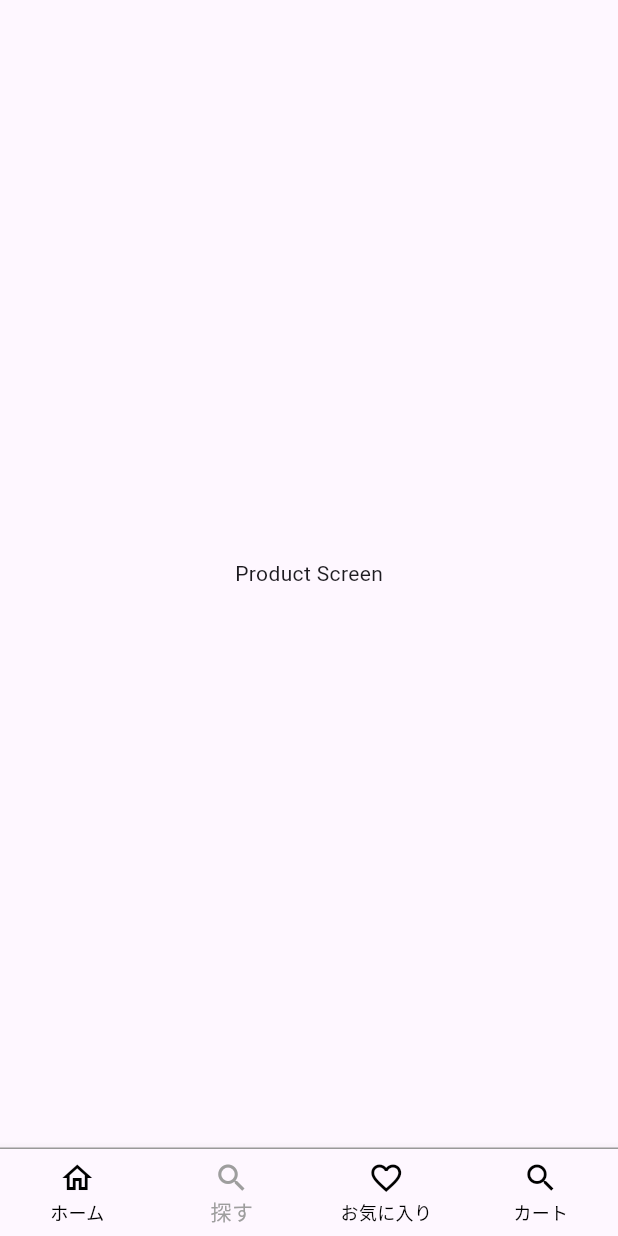
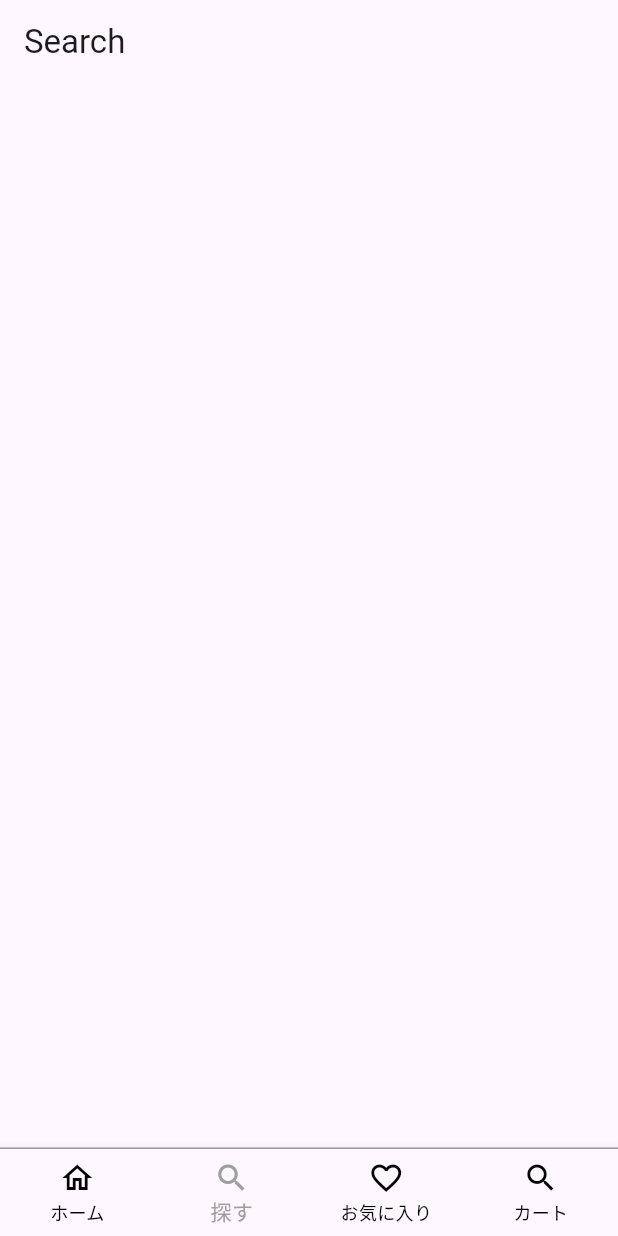
Before and after one commit to yukimiyake0607/shopping_provider, a Flutter app: the screen it shows after launch, item 2 of the bottom bar chosen, on a phone screen of 412 x 824 dp. Run offline on Flutter 3.47's test engine with Material 3 defaults, Android fonts, the phone set to English and light mode, and no system bars.

Commit message:
add: 各画面にAppBarを追加

```diff
--- a/lib/screens/cart_screen.dart
+++ b/lib/screens/cart_screen.dart
@@ -5,8 +5,10 @@ class CartScreen extends StatelessWidget {
 
   @override
   Widget build(BuildContext context) {
-    return Center(
-      child: Text('Cart Screen'),
+    return Scaffold(
+      appBar: AppBar(
+        title: const Text('カート'),
+      ),
     );
   }
 }
--- a/lib/screens/favorite_screen.dart
+++ b/lib/screens/favorite_screen.dart
@@ -5,8 +5,10 @@ class FavoriteScreen extends StatelessWidget {
 
   @override
   Widget build(BuildContext context) {
-    return Center(
-      child: Text('favorite'),
+    return Scaffold(
+      appBar: AppBar(
+        title: const Text('お気に入り'),
+      ),
     );
   }
 }
--- a/lib/screens/product_screen.dart
+++ b/lib/screens/product_screen.dart
@@ -5,8 +5,10 @@ class ProductScreen extends StatelessWidget {
 
   @override
   Widget build(BuildContext context) {
-    return Center(
-      child: Text('Product Screen'),
+    return Scaffold(
+      appBar: AppBar(
+        title: const Text('Search'),
+      ),
     );
   }
 }
```
